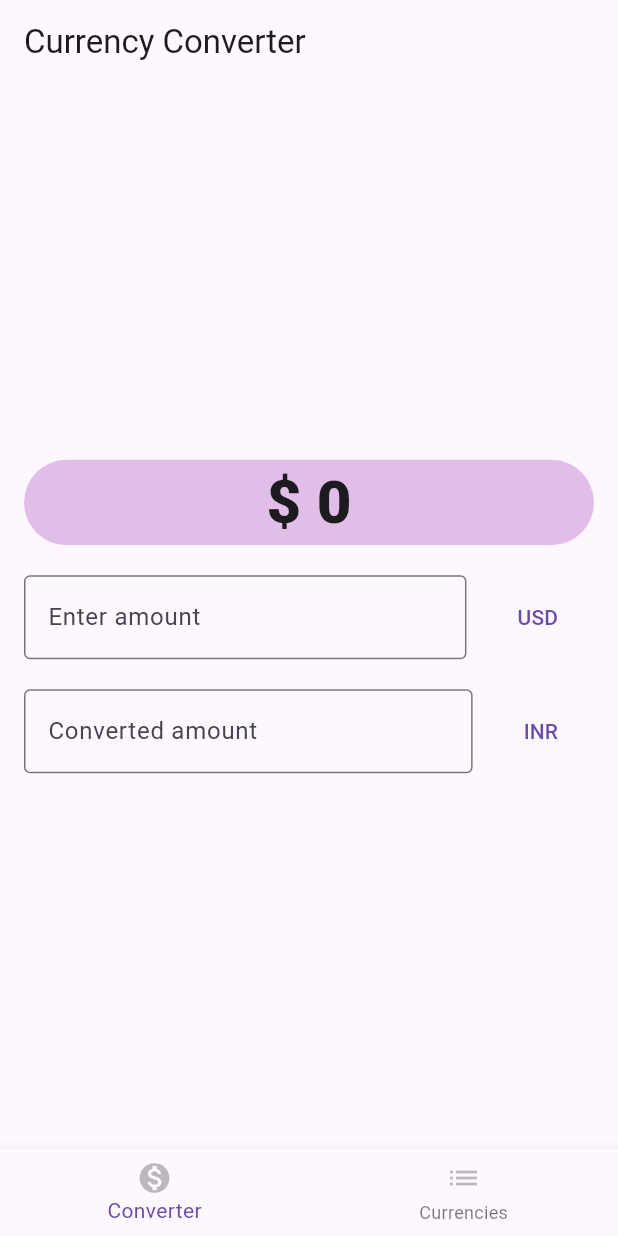
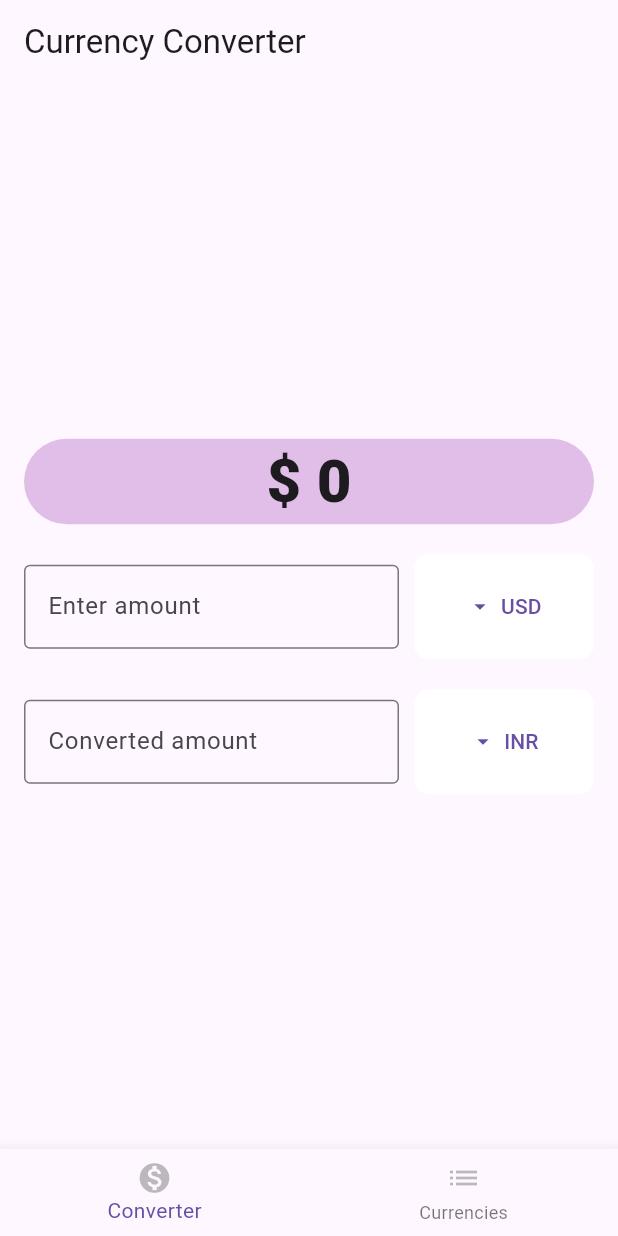
Before and after one commit to Fakhir-Israr-200219/CurrenSee, a Flutter app: the screen it shows after launch, on a phone screen of 412 x 824 dp. Run offline on Flutter 3.47's test engine with Material 3 defaults, Android fonts, the phone set to English and light mode, and no system bars.

Commit message:
first commit is ui related now start working on backend firebase

```diff
--- a/lib/Screens/Converter_Screen.dart
+++ b/lib/Screens/Converter_Screen.dart
@@ -95,13 +95,28 @@ class _ConverterScreenState extends State<ConverterScreen> {
                   onPressed: () {
                     _showCurrencySelector(true);
                   },
-                  child: Text(selectedFromCurrency),
+                  child: Row(
+                    mainAxisAlignment: MainAxisAlignment.center,
+                    children: [
+                      Icon(
+                          Icons.arrow_drop_down), // Icon for currency selection
+                      SizedBox(width: 5), // Spacing between icon and text
+                      Text(selectedFromCurrency),
+                    ],
+                  ),
                   style: OutlinedButton.styleFrom(
                     side: BorderSide(
                         color: Colors.transparent), // Remove button border
                     shape: RoundedRectangleBorder(
                       borderRadius: BorderRadius.circular(10),
                     ),
+                    padding: EdgeInsets.symmetric(
+                        vertical: 15,
+                        horizontal: 20), // Adjust padding for size
+                    minimumSize:
+                        Size(120, 70), // Set minimum size for the button
+                    backgroundColor:
+                        Colors.white, // Optional: Set a background color
                   ),
                 ),
               ],
@@ -124,13 +139,28 @@ class _ConverterScreenState extends State<ConverterScreen> {
                   onPressed: () {
                     _showCurrencySelector(false);
                   },
-                  child: Text(selectedToCurrency),
+                  child: Row(
+                    mainAxisAlignment: MainAxisAlignment.center,
+                    children: [
+                      Icon(
+                          Icons.arrow_drop_down), // Icon for currency selection
+                      SizedBox(width: 5), // Spacing between icon and text
+                      Text(selectedToCurrency),
+                    ],
+                  ),
                   style: OutlinedButton.styleFrom(
                     side: BorderSide(
                         color: Colors.transparent), // Remove button border
                     shape: RoundedRectangleBorder(
                       borderRadius: BorderRadius.circular(10),
                     ),
+                    padding: EdgeInsets.symmetric(
+                        vertical: 15,
+                        horizontal: 20), // Adjust padding for size
+                    minimumSize:
+                        Size(120, 70), // Set minimum size for the button
+                    backgroundColor:
+                        Colors.white, // Optional: Set a background color
                   ),
                 ),
               ],
```
